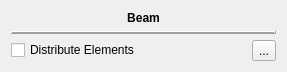
This is mscore/mscore/inspector_beam.ui in musescore/musescore-old as Qt 5 draws it before an edit. The edited form follows.
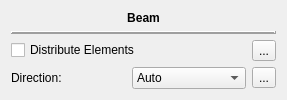
This is the edited form. Icons and pictures are not drawn.

Diff of the .ui file:
```diff
--- a/mscore/mscore/inspector_beam.ui
+++ b/mscore/mscore/inspector_beam.ui
@@ -7,7 +7,7 @@
     <x>0</x>
     <y>0</y>
     <width>287</width>
-    <height>67</height>
+    <height>94</height>
    </rect>
   </property>
   <property name="windowTitle">
@@ -45,7 +45,7 @@
    </item>
    <item>
     <layout class="QGridLayout" name="gridLayout">
-     <item row="0" column="1">
+     <item row="0" column="2">
       <widget class="QToolButton" name="resetDistribute">
        <property name="text">
         <string>...</string>
@@ -56,7 +56,44 @@
        </property>
       </widget>
      </item>
-     <item row="0" column="0">
+     <item row="1" column="2">
+      <widget class="QToolButton" name="resetDirection">
+       <property name="text">
+        <string>...</string>
+       </property>
+       <property name="icon">
+        <iconset resource="musescore.qrc">
+         <normaloff>:/data/icons-dark/resetproperty.png</normaloff>:/data/icons-dark/resetproperty.png</iconset>
+       </property>
+      </widget>
+     </item>
+     <item row="1" column="1">
+      <widget class="QComboBox" name="direction">
+       <item>
+        <property name="text">
+         <string>Auto</string>
+        </property>
+       </item>
+       <item>
+        <property name="text">
+         <string>Up</string>
+        </property>
+       </item>
+       <item>
+        <property name="text">
+         <string>Down</string>
+        </property>
+       </item>
+      </widget>
+     </item>
+     <item row="1" column="0">
+      <widget class="QLabel" name="label">
+       <property name="text">
+        <string>Direction:</string>
+       </property>
+      </widget>
+     </item>
+     <item row="0" column="0" colspan="2">
       <widget class="QCheckBox" name="distribute">
        <property name="text">
         <string>Distribute Elements</string>
```
